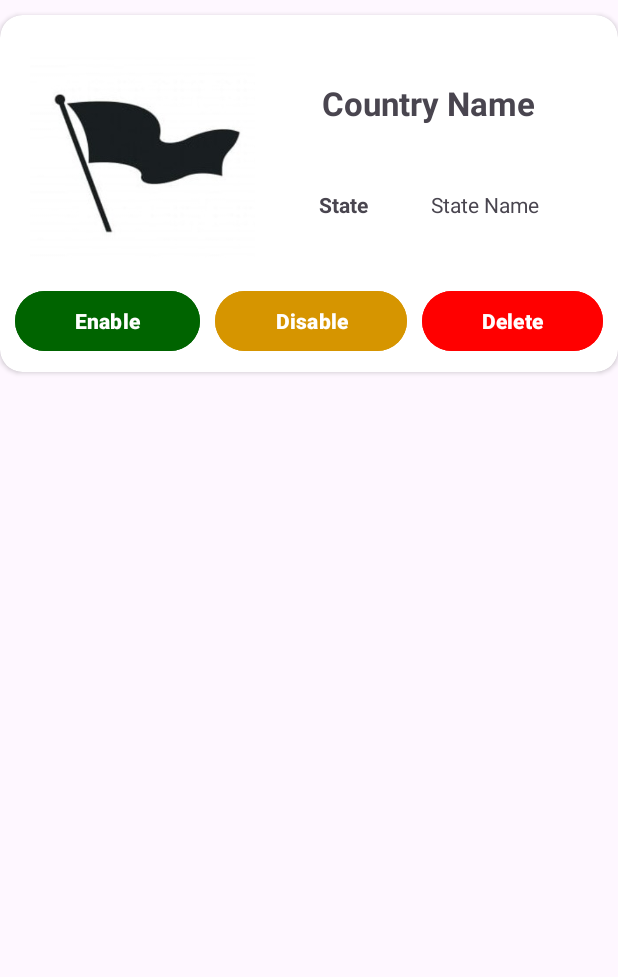
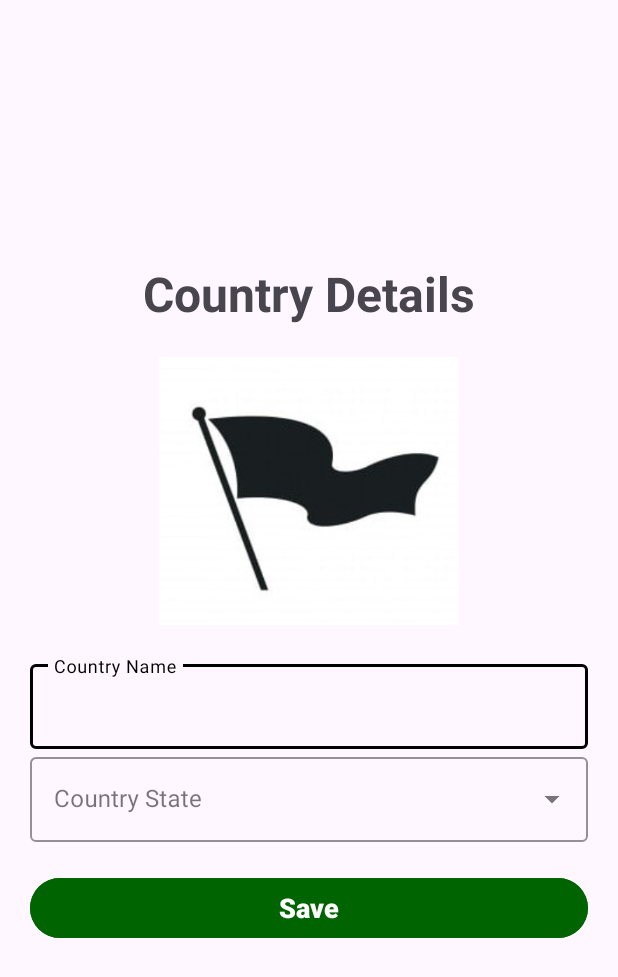
Before and after one commit to ahincho/NE-Suppliers-Mobile, an Android app: the layout activity_country_detail.xml on its own in the app's theme, with its tools: preview values and no code run, on a phone screen of 412 x 824 dp. Shown: the top 977 px of the screen. Run offline under Robolectric (Android 15) with nearby library versions, the phone set to English and light mode, and no system bars; network calls fail.

Commit message:
Country Details Layout

```diff
--- a/app/src/main/res/layout/activity_country_detail.xml
+++ b/app/src/main/res/layout/activity_country_detail.xml
@@ -1,109 +1,83 @@
 <?xml version="1.0" encoding="utf-8"?>
-<androidx.cardview.widget.CardView
+<androidx.constraintlayout.widget.ConstraintLayout
     xmlns:android="http://schemas.android.com/apk/res/android"
     xmlns:app="http://schemas.android.com/apk/res-auto"
     xmlns:tools="http://schemas.android.com/tools"
     android:layout_width="match_parent"
     android:layout_height="wrap_content"
+    android:layout_gravity="center"
+    android:paddingVertical="30dp"
+    android:paddingHorizontal="20dp" >
+    <TextView
+        android:id="@+id/detailCountryHeader"
+        android:layout_width="wrap_content"
+        android:layout_height="wrap_content"
+        android:textSize="32sp"
+        android:textStyle="bold"
+        android:text="@string/country_details"
+        app:layout_constraintStart_toStartOf="parent"
+        app:layout_constraintEnd_toEndOf="parent"
+        app:layout_constraintTop_toTopOf="parent" />
+    <ImageView
+        android:id="@+id/detailCountryImage"
+        android:layout_width="200dp"
+        android:layout_height="200dp"
         android:layout_marginVertical="10dp"
-    app:cardCornerRadius="15dp">
-    <androidx.constraintlayout.widget.ConstraintLayout
+        android:contentDescription="@string/category_image"
+        android:src="@drawable/country"
+        app:layout_constraintStart_toStartOf="parent"
+        app:layout_constraintEnd_toEndOf="parent"
+        app:layout_constraintTop_toBottomOf="@id/detailCountryHeader"
+        app:layout_constraintBottom_toTopOf="@id/detailCountryFields"
+        tools:ignore="ImageContrastCheck" />
+    <LinearLayout
+        android:id="@+id/detailCountryFields"
         android:layout_width="match_parent"
         android:layout_height="wrap_content"
-        android:paddingHorizontal="10dp"
-        android:paddingVertical="10dp">
-        <ImageView
-            android:id="@+id/detailCountryImage"
-            android:layout_width="150dp"
-            android:layout_height="150dp"
-            android:layout_margin="10dp"
-            android:contentDescription="@string/country_image"
-            android:src="@drawable/country"
-            app:layout_constraintBottom_toTopOf="@id/detailCountryButtons"
+        android:orientation="vertical"
+        app:layout_constraintEnd_toEndOf="parent"
         app:layout_constraintStart_toStartOf="parent"
-            app:layout_constraintTop_toTopOf="parent"
-            tools:ignore="ImageContrastCheck" />
-        <TextView
-            android:id="@+id/detailCountryName"
-            android:layout_width="wrap_content"
-            android:layout_height="wrap_content"
-            android:textSize="22sp"
-            android:textStyle="bold"
-            app:layout_constraintStart_toEndOf="@id/detailCountryImage"
-            app:layout_constraintEnd_toEndOf="parent"
-            app:layout_constraintTop_toTopOf="parent"
-            app:layout_constraintBottom_toTopOf="@id/detailCountryHolders"
-            tools:text="Country Name"/>
-        <androidx.appcompat.widget.LinearLayoutCompat
-            android:id="@+id/detailCountryHolders"
-            android:layout_width="wrap_content"
-            android:layout_height="wrap_content"
-            android:orientation="vertical"
-            android:layout_marginVertical="10dp"
-            app:layout_constraintStart_toEndOf="@id/detailCountryImage"
-            app:layout_constraintEnd_toStartOf="@id/detailCountryValues"
-            app:layout_constraintTop_toBottomOf="@id/detailCountryName"
-            app:layout_constraintBottom_toTopOf="@id/detailCountryButtons">
-            <androidx.appcompat.widget.AppCompatTextView
-                android:layout_width="wrap_content"
-                android:layout_height="wrap_content"
-                android:textStyle="bold"
-                android:text="@string/state" />
-        </androidx.appcompat.widget.LinearLayoutCompat>
-        <androidx.appcompat.widget.LinearLayoutCompat
-            android:id="@+id/detailCountryValues"
-            android:layout_width="wrap_content"
-            android:layout_height="wrap_content"
-            android:orientation="vertical"
-            android:layout_marginVertical="10dp"
-            app:layout_constraintStart_toEndOf="@id/detailCountryHolders"
-            app:layout_constraintEnd_toEndOf="parent"
-            app:layout_constraintTop_toBottomOf="@id/detailCountryName"
-            app:layout_constraintBottom_toTopOf="@id/detailCountryButtons">
-            <androidx.appcompat.widget.AppCompatTextView
-                android:id="@+id/detailCountryState"
-                android:layout_width="wrap_content"
-                android:layout_height="wrap_content"
-                tools:text="State Name"/>
-        </androidx.appcompat.widget.LinearLayoutCompat>
-        <androidx.appcompat.widget.LinearLayoutCompat
-            android:id="@+id/detailCountryButtons"
+        app:layout_constraintTop_toBottomOf="@id/detailCountryImage"
+        app:layout_constraintBottom_toBottomOf="parent" >
+        <com.google.android.material.textfield.TextInputLayout
+            android:id="@+id/detailCountryNameHolder"
             android:layout_width="match_parent"
             android:layout_height="wrap_content"
-            android:orientation="horizontal"
-            app:layout_constraintStart_toStartOf="parent"
-            app:layout_constraintEnd_toEndOf="parent"
-            app:layout_constraintTop_toBottomOf="@id/detailCountryImage"
-            app:layout_constraintBottom_toBottomOf="parent">
+            app:boxStrokeColor="@color/black"
+            app:hintTextColor="@color/black">
+            <com.google.android.material.textfield.TextInputEditText
+                android:id="@+id/detailCountryName"
+                android:layout_width="match_parent"
+                android:layout_height="wrap_content"
+                android:hint="@string/country_name"
+                android:inputType="text"
+                tools:ignore="VisualLintTextFieldSize,TextContrastCheck" />
+        </com.google.android.material.textfield.TextInputLayout >
+        <com.google.android.material.textfield.TextInputLayout
+            android:id="@+id/dropStateHolder"
+            android:layout_width="match_parent"
+            android:layout_height="wrap_content"
+            app:boxStrokeColor="@color/black"
+            app:hintTextColor="@color/black"
+            style="@style/Widget.MaterialComponents.TextInputLayout.OutlinedBox.ExposedDropdownMenu">
+            <AutoCompleteTextView
+                android:id="@+id/dropStates"
+                android:layout_width="match_parent"
+                android:layout_height="wrap_content"
+                android:hint="@string/country_state"
+                android:popupBackground="@android:color/white"
+                tools:ignore="SpeakableTextPresentCheck,VisualLintTextFieldSize" />
+        </com.google.android.material.textfield.TextInputLayout >
         <Button
-                android:id="@+id/btnEnable"
-                android:layout_weight="1"
-                android:layout_width="wrap_content"
+            android:id="@+id/btnSave"
+            android:layout_width="match_parent"
             android:layout_height="wrap_content"
-                android:layout_marginEnd="10dp"
+            android:layout_gravity="center"
+            android:layout_marginVertical="20dp"
             android:backgroundTint="@color/green"
+            android:textSize="18sp"
             android:textStyle="bold"
-                android:text="@string/enable"
+            android:text="@string/save"
             tools:ignore="VisualLintButtonSize" />
-            <Button
-                android:id="@+id/btnDisable"
-                android:layout_width="wrap_content"
-                android:layout_height="wrap_content"
-                android:layout_marginEnd="10dp"
-                android:layout_weight="1"
-                android:backgroundTint="@color/gold"
-                android:text="@string/disable"
-                android:textStyle="bold"
-                tools:ignore="VisualLintButtonSize" />
-            <Button
-                android:id="@+id/btnDelete"
-                android:layout_weight="1"
-                android:layout_width="wrap_content"
-                android:layout_height="wrap_content"
-                android:backgroundTint="@color/red"
-                android:textStyle="bold"
-                android:text="@string/delete"
-                tools:ignore="VisualLintButtonSize" />
-        </androidx.appcompat.widget.LinearLayoutCompat>
+    </LinearLayout>
 </androidx.constraintlayout.widget.ConstraintLayout>
-</androidx.cardview.widget.CardView>
--- a/app/src/main/res/values/strings.xml
+++ b/app/src/main/res/values/strings.xml
@@ -55,6 +55,8 @@
     <string name="category_details">Category Details</string>
     <string name="save">Save</string>
     <string name="category_state">Category State</string>
+    <string name="country_details">Country Details</string>
+    <string name="country_state">Country State</string>
     <string-array name="states">
         <item>Active</item>
         <item>Disabled</item>
```
Lines whose indentation alone changed are shown as unchanged.
